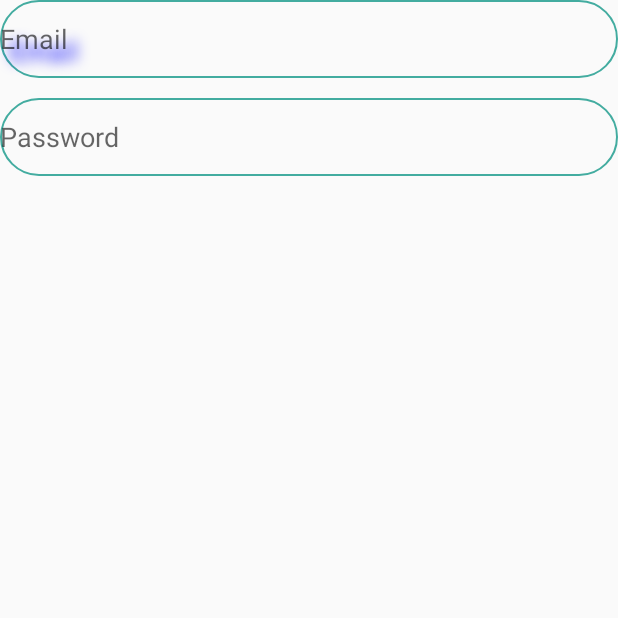
After one commit to luigicoppola/NatourFrontEnd, an Android app: the fragment ItemUno shown on its own in the app's theme, on a phone screen of 412 x 824 dp, the top half of it. The commit adds this screen. Run offline under Robolectric (Android 15) with nearby library versions, the phone set to English and light mode, and no system bars; Roboto replaces fonts that are not available here.

Commit message:
Form aggiunto con icone

```diff
--- a/app/build.gradle
+++ b/app/build.gradle
@@ -39,6 +39,7 @@ dependencies {
     implementation 'androidx.constraintlayout:constraintlayout:2.1.2'
     implementation 'com.android.volley:volley:1.2.1'
     implementation 'com.google.firebase:firebase-crashlytics-buildtools:2.8.1'
+    implementation 'androidx.legacy:legacy-support-v4:1.0.0'
     testImplementation 'junit:junit:4.+'
     androidTestImplementation 'androidx.test.ext:junit:1.1.3'
     androidTestImplementation 'androidx.test.espresso:espresso-core:3.4.0'
--- a/app/src/main/AndroidManifest.xml
+++ b/app/src/main/AndroidManifest.xml
@@ -12,6 +12,8 @@
         android:label="@string/app_name"
         android:roundIcon="@mipmap/ic_launcher_round"
         android:supportsRtl="true"
+        android:windowSoftInputMode="adjustResize"
+
         android:theme="@style/Theme.NatourFrontEnd">
         <activity
             android:name=".MainActivity"
--- /dev/null
+++ b/app/src/main/java/com/ingsftw/natourfrontend/ItemUno.kt
@@ -0,0 +1,64 @@
+package com.ingsftw.natourfrontend
+
+import android.os.Bundle
+import androidx.fragment.app.Fragment
+import android.view.LayoutInflater
+import android.view.View
+import android.view.ViewGroup
+import android.widget.EditText
+
+// TODO: Rename parameter arguments, choose names that match
+// the fragment initialization parameters, e.g. ARG_ITEM_NUMBER
+private const val ARG_PARAM1 = "param1"
+private const val ARG_PARAM2 = "param2"
+
+/**
+ * A simple [Fragment] subclass.
+ * Use the [ItemUno.newInstance] factory method to
+ * create an instance of this fragment.
+ */
+class ItemUno : Fragment() {
+    // TODO: Rename and change types of parameters
+    private var param1: String? = null
+    private var param2: String? = null
+
+    override fun onCreate(savedInstanceState: Bundle?) {
+        super.onCreate(savedInstanceState)
+        arguments?.let {
+            param1 = it.getString(ARG_PARAM1)
+            param2 = it.getString(ARG_PARAM2)
+        }
+
+
+   }
+
+
+    override fun onCreateView(
+        inflater: LayoutInflater, container: ViewGroup?,
+        savedInstanceState: Bundle?
+    ): View? {
+
+        // Inflate the layout for this fragment
+        return inflater.inflate(R.layout.fragment_item_uno, container, false)
+    }
+
+    companion object {
+        /**
+         * Use this factory method to create a new instance of
+         * this fragment using the provided parameters.
+         *
+         * @param param1 Parameter 1.
+         * @param param2 Parameter 2.
+         * @return A new instance of fragment ItemUno.
+         */
+        // TODO: Rename and change types and number of parameters
+        @JvmStatic
+        fun newInstance(param1: String, param2: String) =
+            ItemUno().apply {
+                arguments = Bundle().apply {
+                    putString(ARG_PARAM1, param1)
+                    putString(ARG_PARAM2, param2)
+                }
+            }
+    }
+}
--- /dev/null
+++ b/app/src/main/res/drawable/edittext_style.xml
@@ -0,0 +1,18 @@
+<?xml version="1.0" encoding="utf-8"?>
+<shape
+    xmlns:android="http://schemas.android.com/apk/res/android"
+    android:shape="rectangle">
+    <solid
+        android:color="@android:color/transparent"/>
+
+    <corners
+        android:bottomRightRadius="45dp"
+        android:bottomLeftRadius="45dp"
+        android:topLeftRadius="45dp"
+        android:topRightRadius="45dp"/>
+    <stroke
+        android:color="#43aca0"
+        android:width="1dp"
+
+        />
+</shape>
--- /dev/null
+++ b/app/src/main/res/layout/fragment_item_uno.xml
@@ -0,0 +1,47 @@
+<?xml version="1.0" encoding="utf-8"?>
+<RelativeLayout xmlns:android="http://schemas.android.com/apk/res/android"
+    xmlns:app="http://schemas.android.com/apk/res-auto"
+    xmlns:tools="http://schemas.android.com/tools"
+    android:layout_width="match_parent"
+    android:layout_height="match_parent"
+    tools:context=".ItemUno">
+
+    <EditText
+        android:id="@+id/email"
+        android:layout_width="match_parent"
+        android:layout_height="52dp"
+        android:layout_gravity="center"
+        android:layout_marginTop="00dp"
+        android:background="@drawable/edittext_style"
+        android:ems="10"
+        android:hint="Email"
+        android:shadowColor="#0000ff"
+        android:shadowDx="10"
+        android:shadowDy="12"
+        android:shadowRadius="10
+" />
+
+
+    android:inputType="textEmailAddress" />
+
+
+    <EditText
+        android:id="@+id/editTextTextPassword"
+        android:layout_width="match_parent"
+        android:layout_height="52dp"
+        android:layout_gravity="center"
+        android:layout_marginTop="65dp"
+        android:background="@drawable/edittext_style"
+        android:ems="10"
+        android:hint="Password" />
+
+
+    android:inputType="textEmailAddress" />
+
+
+
+
+
+
+
+</RelativeLayout>
--- a/app/src/main/res/values/strings.xml
+++ b/app/src/main/res/values/strings.xml
@@ -1,3 +1,5 @@
 <resources>
- <string name="app_name">NatourFrontEnd</string>
+    <string name="app_name">NatourFrontEnd</string>
+    <!-- TODO: Remove or change this placeholder text -->
+    <string name="hello_blank_fragment">Hello blank fragment</string>
 </resources>
```
Also changed, not shown: app/src/main/java/com/ingsftw/natourfrontend/ItemDue.kt (added, +61 -0 lines), app/src/main/java/com/ingsftw/natourfrontend/MainActivity.kt (+123 -7 lines), app/src/main/java/com/ingsftw/natourfrontend/ViewPagerAdapter.kt (+14 -48 lines), app/src/main/res/layout/activity_registrazione.xml (+13 -12 lines), app/src/main/res/layout/fragment_item_due.xml (added, +46 -0 lines), app/src/main/res/layout/item_page.xml (+8 -0 lines), app/src/main/res/drawable/email.png (added), app/src/main/res/drawable/key.png (added).
